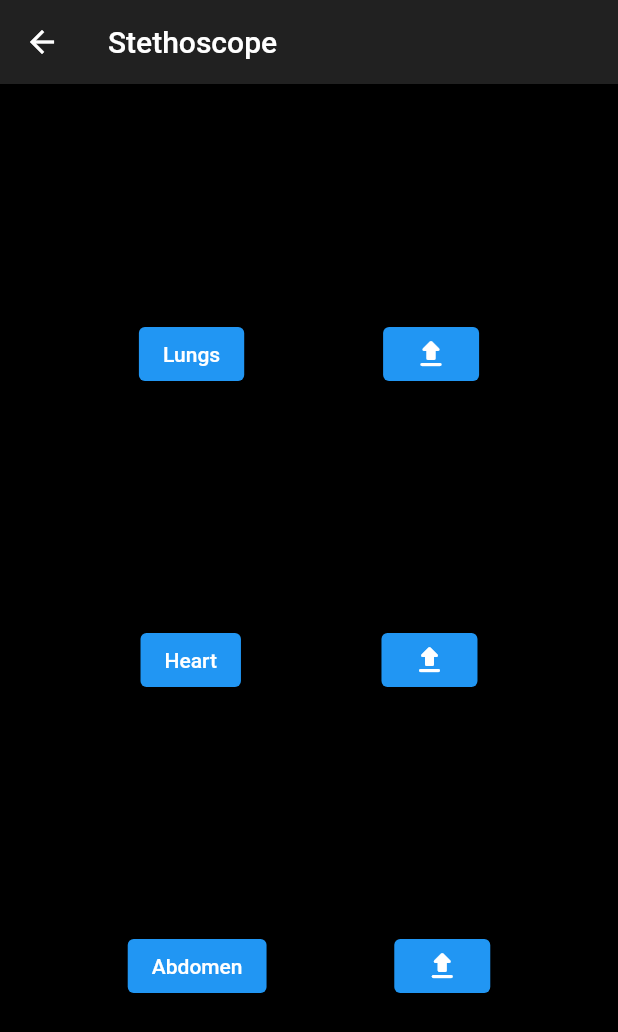
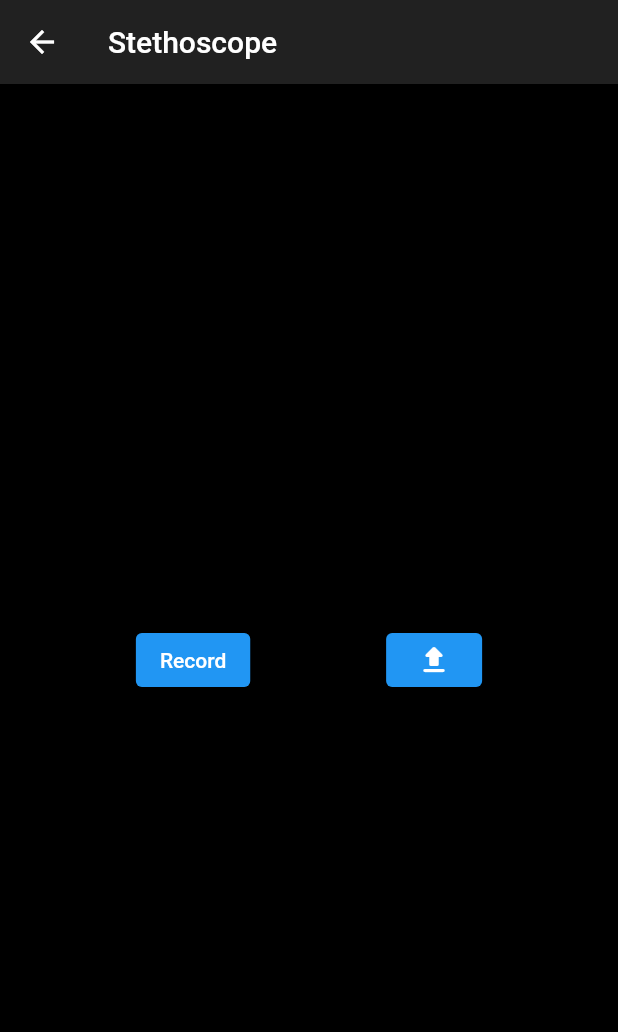
Before and after one commit to justinbiebur/Calidad, a Flutter app: the Stethoscope screen opened directly, after a tap on the "upload" icon, on a phone screen of 412 x 824 dp. Shown: the top 1032 px of the screen. Run offline on Flutter 3.47's test engine with Material 2 defaults, Android fonts, the phone set to English and light mode, and no system bars; our stand-ins replace cloud_firestore, firebase_auth, firebase_core, firebase_storage, google_sign_in, image_picker and 1 more; missing offline and left inert: agora_rtc_engine, external_app_launcher, flutter_sound, usb_serial; accounts and stored records are empty; network calls fail.

Commit message:
removed three sounds

```diff
--- a/lib/screens/stethoscope.dart
+++ b/lib/screens/stethoscope.dart
@@ -7,6 +7,7 @@ import 'package:permission_handler/permission_handler.dart';
 import 'package:firebase_storage/firebase_storage.dart';
 import 'package:calidad/provider/user_provider.dart';
 import 'package:provider/provider.dart';
+import 'package:calidad/utils/call_methods.dart';
 
 class Stethoscope extends StatefulWidget {
   @override
@@ -101,8 +102,8 @@ Future<String> get _localPath async{
 
       body: Container(
           child: Center(
-            child:Column(mainAxisAlignment: MainAxisAlignment.spaceEvenly,children: [
-              Row(
+
+            child: Row(
               mainAxisAlignment: MainAxisAlignment.spaceEvenly,
         children: [
             Container(
@@ -111,7 +112,7 @@ Future<String> get _localPath async{
 
                   getRecorderFn()();
                 },
-                child: Text(_mRecorder.isRecording ? 'Stop' : 'Lungs'),
+                child: Text(_mRecorder.isRecording ? 'Stop' : 'Record'),
               ),
             ),
             Container(
@@ -124,54 +125,6 @@ Future<String> get _localPath async{
             )
         ],
       ),
-
-       Row(
-              mainAxisAlignment: MainAxisAlignment.spaceEvenly,
-        children: [
-            Container(
-              child: ElevatedButton(
-                onPressed: (){
-
-                  getRecorderFn()();
-                },
-                child: Text(_mRecorder.isRecording ? 'Stop' : 'Heart'),
-              ),
-            ),
-            Container(
-              child: ElevatedButton(
-                onPressed:_isUploading?null: () async {
-                 uploadToStorage(uid);
-                },
-                child: Icon(Icons.upload_rounded)
-              ),
-            )
-        ],
-      ),
-
-       Row(
-              mainAxisAlignment: MainAxisAlignment.spaceEvenly,
-        children: [
-            Container(
-              child: ElevatedButton(
-                onPressed: (){
-
-                  getRecorderFn()();
-                },
-                child: Text(_mRecorder.isRecording ? 'Stop' : 'Abdomen'),
-              ),
-            ),
-            Container(
-              child: ElevatedButton(
-                onPressed:_isUploading?null: () async {
-                 uploadToStorage(uid);
-                },
-                child: Icon(Icons.upload_rounded)
-              ),
-            )
-        ],
-      ),
-            ],)
-
           )),
     );
   }
@@ -204,6 +157,9 @@ Future uploadToStorage(String uid) async {
 
         return await ref.getDownloadURL();
       });
+
+      CallMethods cm = CallMethods();
+      await cm.addStethoscope(url : url);
       print(url);
       _isUploading=false;
       setState(() {
```
Also changed, not shown: lib/utils/call_methods.dart (+10 -0 lines).
